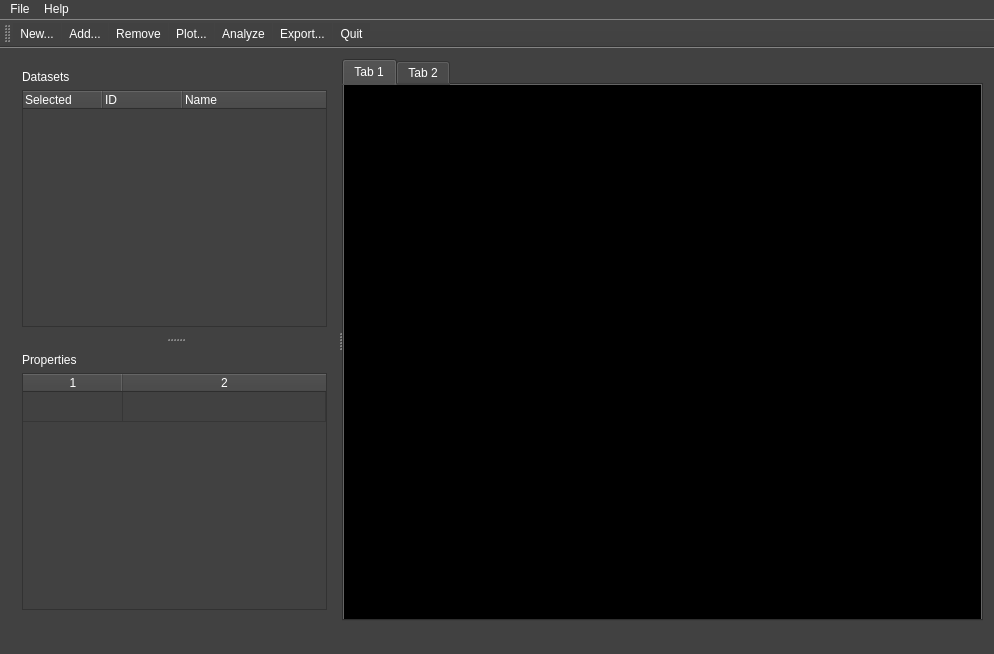
Before: the Qt Designer form py_particle_processor_qt/mainwindow.ui in DanielWinklehner/py_particle_processor, drawn with Qt 5.
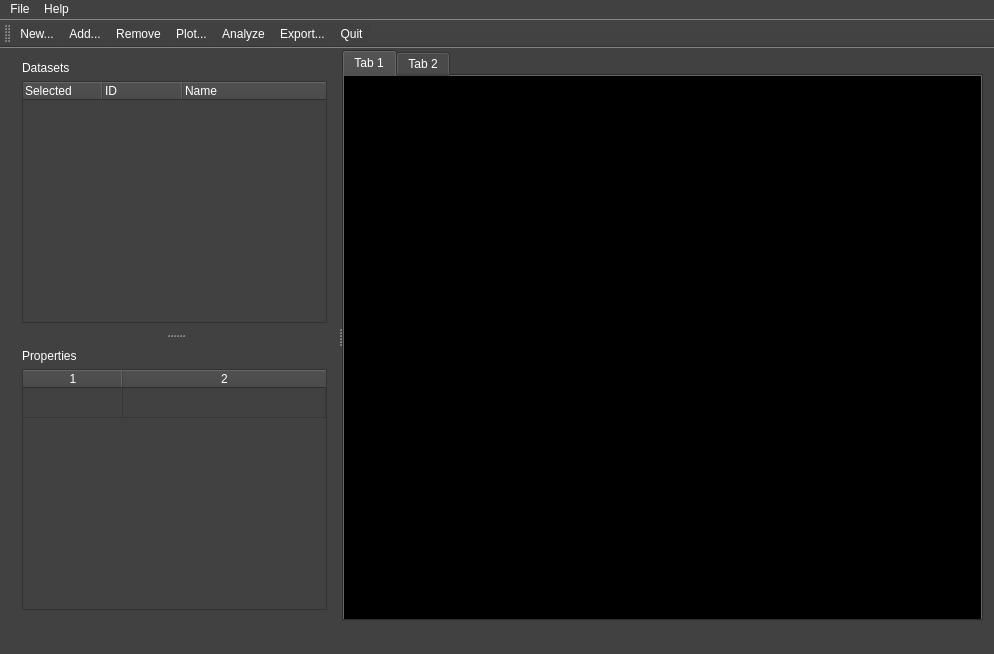
After: the same form once the commit is applied. Icons and pictures are not drawn. Custom widgets are drawn as their Qt base class.

```diff
--- a/py_particle_processor_qt/mainwindow.ui
+++ b/py_particle_processor_qt/mainwindow.ui
@@ -20,12 +20,27 @@
   </property>
   <widget class="QWidget" name="centralWidget">
    <layout class="QGridLayout" name="gridLayout">
+    <property name="topMargin">
+     <number>2</number>
+    </property>
     <item row="0" column="0">
      <widget class="QSplitter" name="splitter_2">
+      <property name="sizePolicy">
+       <sizepolicy hsizetype="Expanding" vsizetype="Expanding">
+        <horstretch>0</horstretch>
+        <verstretch>0</verstretch>
+       </sizepolicy>
+      </property>
       <property name="orientation">
        <enum>Qt::Horizontal</enum>
       </property>
       <widget class="QSplitter" name="splitter">
+       <property name="sizePolicy">
+        <sizepolicy hsizetype="Preferred" vsizetype="Maximum">
+         <horstretch>0</horstretch>
+         <verstretch>0</verstretch>
+        </sizepolicy>
+       </property>
        <property name="orientation">
         <enum>Qt::Vertical</enum>
        </property>
@@ -90,6 +105,12 @@
         <layout class="QVBoxLayout" name="verticalLayout_2">
          <item>
           <widget class="QLabel" name="properties_label">
+           <property name="sizePolicy">
+            <sizepolicy hsizetype="Preferred" vsizetype="Minimum">
+             <horstretch>0</horstretch>
+             <verstretch>0</verstretch>
+            </sizepolicy>
+           </property>
            <property name="text">
             <string>Properties</string>
            </property>
```
Left out of the diff: 31 changed lines with no effect on the pictures.
